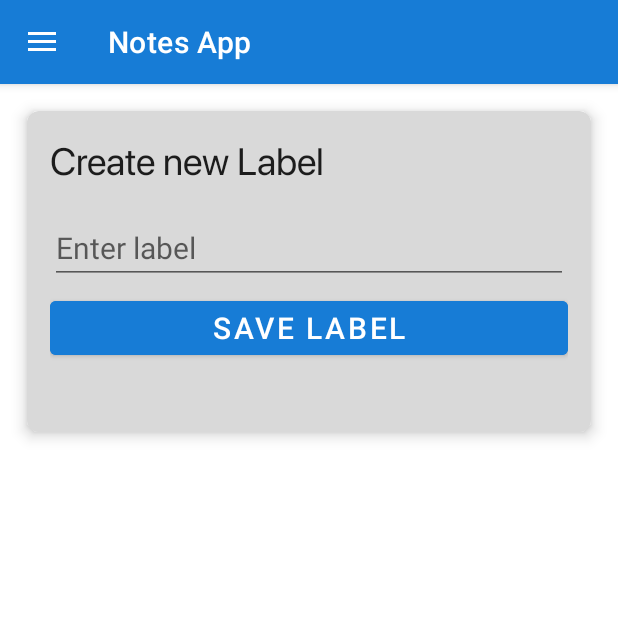
After one commit to manassogale132/FundooNotesAndroidApp, an Android app: the fragment LabelFragment placed in its activity, on a phone screen of 412 x 824 dp, the top half of it. The commit adds this screen. Run offline under Robolectric (Android 15) with nearby library versions, the phone set to English and light mode, and no system bars; our stand-ins replace Firebase (no records; nobody signed in at launch, a user with empty details on screens opened directly), paging; libraries missing offline, so code that uses them is left out: androidx.paging, com.orhanobut.dialogplus.

Commit message:
Added : LabelFragment and its adapter to show labels.

```diff
--- /dev/null
+++ b/app/src/main/java/com/example/myfirstapplication/Fragments/LabelFragment.kt
@@ -0,0 +1,120 @@
+package com.example.myfirstapplication.Fragments
+
+import android.app.Activity
+import android.content.Context
+import android.os.Bundle
+import android.view.LayoutInflater
+import android.view.View
+import android.view.ViewGroup
+import android.view.inputmethod.InputMethodManager
+import android.widget.Toast
+import androidx.fragment.app.Fragment
+import androidx.recyclerview.widget.LinearLayoutManager
+import androidx.recyclerview.widget.RecyclerView
+import com.example.myfirstapplication.MyAdapter.MyAdapter
+import com.example.myfirstapplication.MyAdapter.MyLabelAdapter
+import com.example.myfirstapplication.R
+import com.example.myfirstapplication.UserData.Label
+import com.example.myfirstapplication.UserData.Notes
+import com.firebase.ui.database.FirebaseRecyclerOptions
+import com.google.firebase.auth.FirebaseAuth
+import com.google.firebase.database.DatabaseReference
+import com.google.firebase.database.FirebaseDatabase
+import com.google.firebase.database.Query
+import kotlinx.android.synthetic.main.fragment_addnote.*
+import kotlinx.android.synthetic.main.fragment_label.*
+
+class LabelFragment : Fragment()  {
+
+    private lateinit var auth: FirebaseAuth
+    var databaseReference : DatabaseReference? = null
+    var database : FirebaseDatabase? = null
+
+    lateinit var recyclerviewLabel : RecyclerView
+    lateinit var myLabelAdapter: MyLabelAdapter
+    lateinit var manager : LinearLayoutManager
+
+    override fun onCreateView(inflater: LayoutInflater, container: ViewGroup?, savedInstanceState: Bundle?): View? {
+        val view = inflater.inflate(R.layout.fragment_label,container,false)
+
+        recyclerviewLabel = view.findViewById(R.id.recyclerviewLabel)
+        manager = LinearLayoutManager(context)
+        recyclerviewLabel.layoutManager = manager
+
+        loadDataIntoRecycler()
+
+        return view
+    }
+
+    private fun loadDataIntoRecycler(){
+
+        val options: FirebaseRecyclerOptions<Label> = FirebaseRecyclerOptions.Builder<Label>()
+            .setQuery(FirebaseDatabase.getInstance().reference.child("label collection"), Label::class.java)
+            .build()
+
+        myLabelAdapter = MyLabelAdapter(options)
+        myLabelAdapter.notifyDataSetChanged()
+        recyclerviewLabel.adapter = myLabelAdapter
+    }
+
+    override fun onStart() {
+        super.onStart()
+        myLabelAdapter.startListening()
+    }
+
+    override fun onStop() {
+        super.onStop()
+        myLabelAdapter.stopListening()
+    }
+    //------------------------------------------------------------------------------------------------------------------
+    override fun onViewCreated(view: View, savedInstanceState: Bundle?) {
+        super.onViewCreated(view, savedInstanceState)
+
+        auth = FirebaseAuth.getInstance()              //initialize auth object inside onCreate()
+        database = FirebaseDatabase.getInstance()
+
+        labelSaveBtn.setOnClickListener {
+            if(validationCheck()) {
+                addLabelsToDataBase()
+                hideKeyboard()
+            }
+        }
+    }
+    //------------------------------------------------------------------------------------------------------------------
+    private fun addLabelsToDataBase(){
+        databaseReference = database?.reference!!.child("label collection")
+        val currentUserDb = databaseReference?.push()
+
+
+        val userId = auth.currentUser?.uid
+        val label = editTextLabel.editableText.toString()
+
+        val labelentry = Label(userId,label)
+        currentUserDb?.setValue(labelentry)
+
+        Toast.makeText(activity, "Label saved!", Toast.LENGTH_SHORT).show();
+    }
+    //------------------------------------------------------------------------------------------------------------------
+    fun validationCheck() : Boolean {                //entry validation check method
+        var a = true
+        if(editTextLabel.text.toString().trim().isEmpty()){
+            editTextLabel.error = "Please enter label"
+            a = false
+        }
+        return a
+    }
+    //------------------------------------------------------------------------------------------------------------------
+    fun Fragment.hideKeyboard() {                  //to hide keyboard when save note button is clicked
+        view?.let { activity?.hideKeyboard(it) }
+    }
+
+    fun Activity.hideKeyboard() {
+        hideKeyboard(currentFocus ?: View(this))
+    }
+
+    fun Context.hideKeyboard(view: View) {
+        val inputMethodManager = getSystemService(Activity.INPUT_METHOD_SERVICE) as InputMethodManager
+        inputMethodManager.hideSoftInputFromWindow(view.windowToken, 0)
+    }
+    //------------------------------------------------------------------------------------------------------------------
+}
--- /dev/null
+++ b/app/src/main/res/drawable/ic_baseline_delete_24.xml
@@ -0,0 +1,5 @@
+<vector android:height="24dp" android:tint="#FFFFFF"
+    android:viewportHeight="24" android:viewportWidth="24"
+    android:width="24dp" xmlns:android="http://schemas.android.com/apk/res/android">
+    <path android:fillColor="@android:color/white" android:pathData="M6,19c0,1.1 0.9,2 2,2h8c1.1,0 2,-0.9 2,-2V7H6v12zM19,4h-3.5l-1,-1h-5l-1,1H5v2h14V4z"/>
+</vector>
--- /dev/null
+++ b/app/src/main/res/drawable/ic_baseline_label_24.xml
@@ -0,0 +1,5 @@
+<vector android:autoMirrored="true" android:height="24dp"
+    android:tint="#FFFFFF" android:viewportHeight="24"
+    android:viewportWidth="24" android:width="24dp" xmlns:android="http://schemas.android.com/apk/res/android">
+    <path android:fillColor="@android:color/white" android:pathData="M17.63,5.84C17.27,5.33 16.67,5 16,5L5,5.01C3.9,5.01 3,5.9 3,7v10c0,1.1 0.9,1.99 2,1.99L16,19c0.67,0 1.27,-0.33 1.63,-0.84L22,12l-4.37,-6.16z"/>
+</vector>
--- /dev/null
+++ b/app/src/main/res/layout/fragment_label.xml
@@ -0,0 +1,74 @@
+<?xml version="1.0" encoding="utf-8"?>
+
+<androidx.constraintlayout.widget.ConstraintLayout xmlns:android="http://schemas.android.com/apk/res/android"
+    xmlns:app="http://schemas.android.com/apk/res-auto"
+    xmlns:tools="http://schemas.android.com/tools"
+    android:layout_width="match_parent"
+    android:layout_height="match_parent">
+
+    <androidx.cardview.widget.CardView
+        android:id="@+id/card_view"
+        android:layout_width="match_parent"
+        android:layout_height="wrap_content"
+        android:layout_margin="18dp"
+        android:layout_marginTop="16dp"
+        app:cardBackgroundColor="#d9d9d9"
+        app:cardCornerRadius="8dp"
+        app:cardElevation="6dp"
+        app:layout_constraintEnd_toEndOf="parent"
+        app:layout_constraintHorizontal_bias="0.5"
+        app:layout_constraintStart_toStartOf="parent"
+        app:layout_constraintTop_toTopOf="parent"
+        tools:ignore="MissingConstraints">
+
+        <LinearLayout
+            android:layout_width="match_parent"
+            android:layout_height="match_parent"
+            android:layout_marginBottom="30dp"
+            android:orientation="vertical"
+            android:padding="15dp">
+
+            <TextView
+                android:id="@+id/textViewLabel"
+                style="@style/TextAppearance.AppCompat.Headline"
+                android:layout_width="match_parent"
+                android:layout_height="wrap_content"
+                android:fontFamily="@font/custon_font2"
+                android:text="Create new Label"
+                android:textSize="25dp" />
+
+            <EditText
+                android:id="@+id/editTextLabel"
+                android:layout_width="match_parent"
+                android:layout_height="wrap_content"
+                android:layout_marginTop="8dp"
+                android:hint="Enter label"
+                android:paddingTop="20dp"
+                android:textColor="@color/black"
+                android:textSize="20dp" />
+
+            <Button
+                android:id="@+id/labelSaveBtn"
+                android:layout_width="match_parent"
+                android:layout_height="wrap_content"
+                android:layout_marginTop="5dp"
+                android:backgroundTint="#177CD6"
+                android:text="Save Label"
+                android:textSize="20dp" />
+
+        </LinearLayout>
+    </androidx.cardview.widget.CardView>
+
+    <androidx.recyclerview.widget.RecyclerView
+        android:id="@+id/recyclerviewLabel"
+        android:layout_width="413dp"
+        android:layout_height="489dp"
+        app:layout_constraintBottom_toBottomOf="parent"
+        app:layout_constraintEnd_toEndOf="parent"
+        app:layout_constraintHorizontal_bias="0.0"
+        app:layout_constraintStart_toStartOf="parent"
+        app:layout_constraintTop_toTopOf="parent"
+        app:layout_constraintVertical_bias="1.0" />
+
+
+</androidx.constraintlayout.widget.ConstraintLayout>
--- a/app/src/main/res/menu/drawer_menu.xml
+++ b/app/src/main/res/menu/drawer_menu.xml
@@ -15,6 +15,10 @@
         <item android:id="@+id/nav_profile"
             android:icon="@drawable/ic_person"
             android:title="Profile"/>
+
+        <item android:id="@+id/nav_label"
+            android:icon="@drawable/ic_baseline_label_24"
+            android:title="Create Label"/>
     </group>
 
     <item android:title="Options">
```
Also changed, not shown: app/src/main/java/com/example/myfirstapplication/Activities/DashboardActivity.kt (+7 -0 lines), app/src/main/java/com/example/myfirstapplication/MyAdapter/MyLabelAdapter.kt (added, +50 -0 lines), app/src/main/java/com/example/myfirstapplication/UserData/Label.kt (added, +16 -0 lines), app/src/main/res/layout/label_item_view.xml (added, +29 -0 lines).
